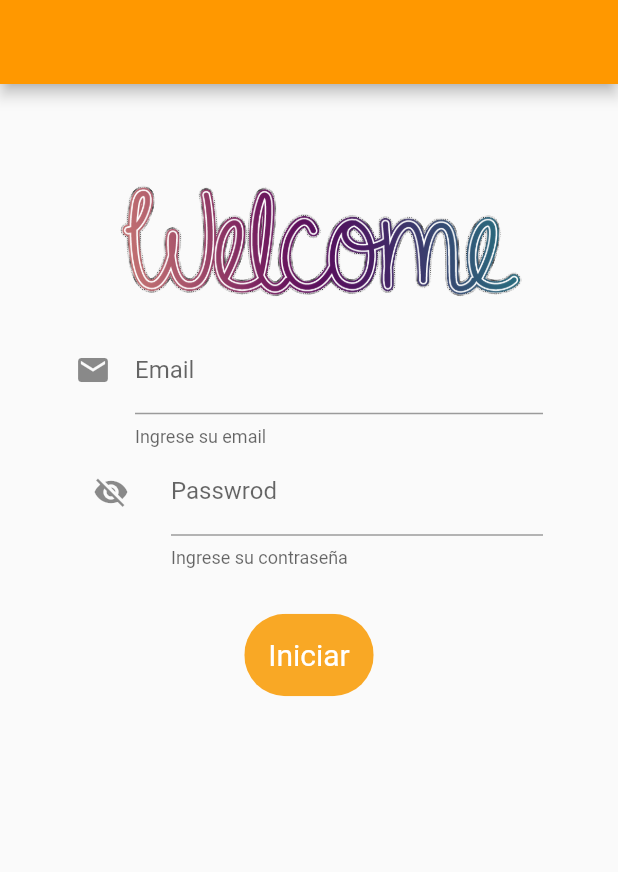
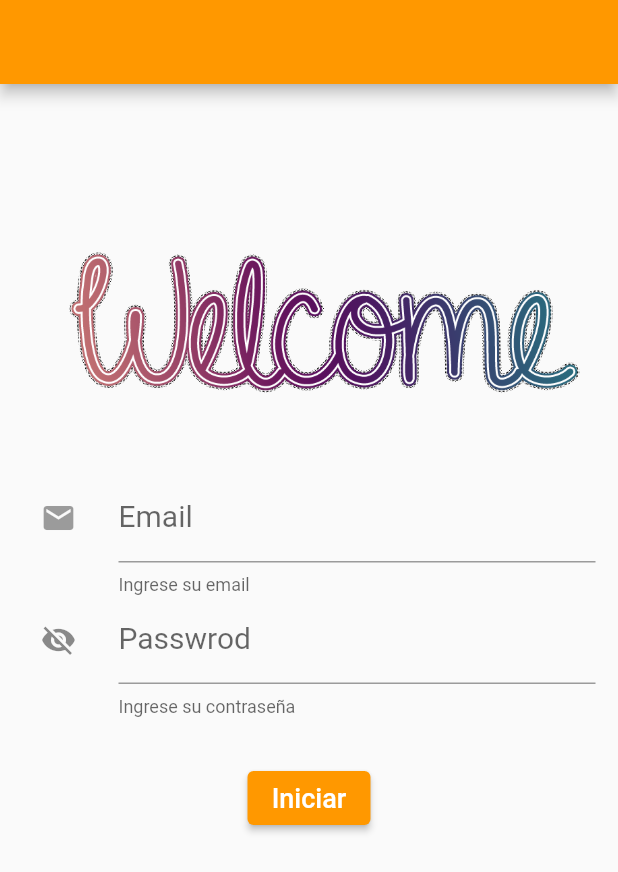
Before and after one commit to 12334-max/comidas_rappidas, a Flutter app: the screen it shows after launch, on a phone screen of 412 x 824 dp. Shown: the top 872 px of the screen. Run offline on Flutter 3.47's test engine with Material 2 defaults, Android fonts, the light colour scheme and no system bars; our stand-ins replace shared_preferences; missing offline and left inert: dart:ffi, shared_preferences_web.

Commit message:
Cambios de la V 0.1.7

```diff
--- a/lib/ui/login.dart
+++ b/lib/ui/login.dart
@@ -16,15 +16,11 @@ class Login extends StatefulWidget {
 class _LoginState extends State<Login> {
   @override
   Widget build(BuildContext context) {
-    return SafeArea(
-      child: Scaffold(
+    return Scaffold(
       appBar: AppBar(
         backgroundColor: Colors.orange,
       ),
-        body: Center(
-          child: Column(children: [_formLogin()]),
-        ),
-      ),
+      body: Center(child: _formLogin()),
     );
   }
 
@@ -37,16 +33,14 @@ class _LoginState extends State<Login> {
   Widget _formLogin() {
     return Form(
       key: _formKey,
-        child: Padding(
-          padding: const EdgeInsets.symmetric(horizontal: 50.0),
-          child: Column(
+      child: Container(
+        margin: const EdgeInsets.symmetric(vertical: 60.0),
+        padding: const EdgeInsets.symmetric(horizontal: 15.0),
+        child: ListView(
           children: [
-              const SizedBox(
-                height: 50,
-              ),
             Image.asset(
               'images/login/logo1.png',
-                width: 300,
+              height: 200.0,
             ),
             TextFormField(
               controller: _txtController,
@@ -58,8 +52,11 @@ class _LoginState extends State<Login> {
               },
               keyboardType: TextInputType.emailAddress,
               decoration: const InputDecoration(
-                  label: Text('Email'),
-                  icon: Icon(Icons.email),
+                label: Text(
+                  'Email',
+                  style: TextStyle(fontSize: 20.0),
+                ),
+                icon: IconButton(onPressed: null, icon: Icon(Icons.email)),
                 helperText: 'Ingrese su email',
               ),
             ),
@@ -73,7 +70,7 @@ class _LoginState extends State<Login> {
               },
               keyboardType: TextInputType.text,
               decoration: InputDecoration(
-                  label: const Text('Passwrod'),
+                label: const Text('Passwrod', style: TextStyle(fontSize: 20.0)),
                 icon: _icon(),
                 helperText: 'Ingrese su contraseña',
               ),
@@ -82,41 +79,33 @@ class _LoginState extends State<Login> {
             const SizedBox(
               height: 30.0,
             ),
-              ClipRRect(
-                borderRadius: BorderRadius.circular(50.0),
-                child: Stack(
-                  children: <Widget>[
-                    Positioned.fill(
-                      child: Container(color: Colors.yellow[800]),
-                    ),
-                    TextButton(
-                      style: TextButton.styleFrom(
-                        foregroundColor: Colors.white,
-                        padding: const EdgeInsets.all(16.0),
-                        textStyle: const TextStyle(fontSize: 20),
-                      ),
+            Container(
+              margin: const EdgeInsets.symmetric(horizontal: 150.0),
+              child: ElevatedButton(
+                style: ElevatedButton.styleFrom(backgroundColor: Colors.orange),
                 onPressed: () async {
                   String r = await Usuario.valida(
-                            _txtController.value.text,
-                            _passController.value.text);
+                      _txtController.value.text, _passController.value.text);
                   var json = jsonDecode(r);
 
-                        ScaffoldMessenger.of(context).showSnackBar(
-                            SnackBar(content: Text(json['respuesta'])));
+                  ScaffoldMessenger.of(context)
+                      .showSnackBar(SnackBar(content: Text(json['respuesta'])));
 
                   if (json['respuesta'] == 'Bienvenido') {
                     Datos.registraToken(json['token']);
                     Navigator.pushNamed(context, '/Home');
                   }
                 },
-                      child: const Text('Iniciar'),
+                child: const Text(
+                  'Iniciar',
+                  style: TextStyle(fontSize: 18.0),
                 ),
+              ),
+            )
           ],
         ),
       ),
-            ],
-          ),
-        ));
+    );
   }
 
   Widget _icon() {
--- a/lib/ui/menu_opciones.dart
+++ b/lib/ui/menu_opciones.dart
@@ -1,5 +1,4 @@
 import 'package:flutter/material.dart';
-import 'platillos.dart';
 
 Drawer drawer(BuildContext context) {
   return Drawer(
```
Also changed, not shown: lib/models/platillo.dart (+22 -1 lines), lib/models/usuario.dart (+21 -3 lines), lib/ui/platillos_add.dart (added, +115 -0 lines). Lines whose indentation alone changed are shown as unchanged.
